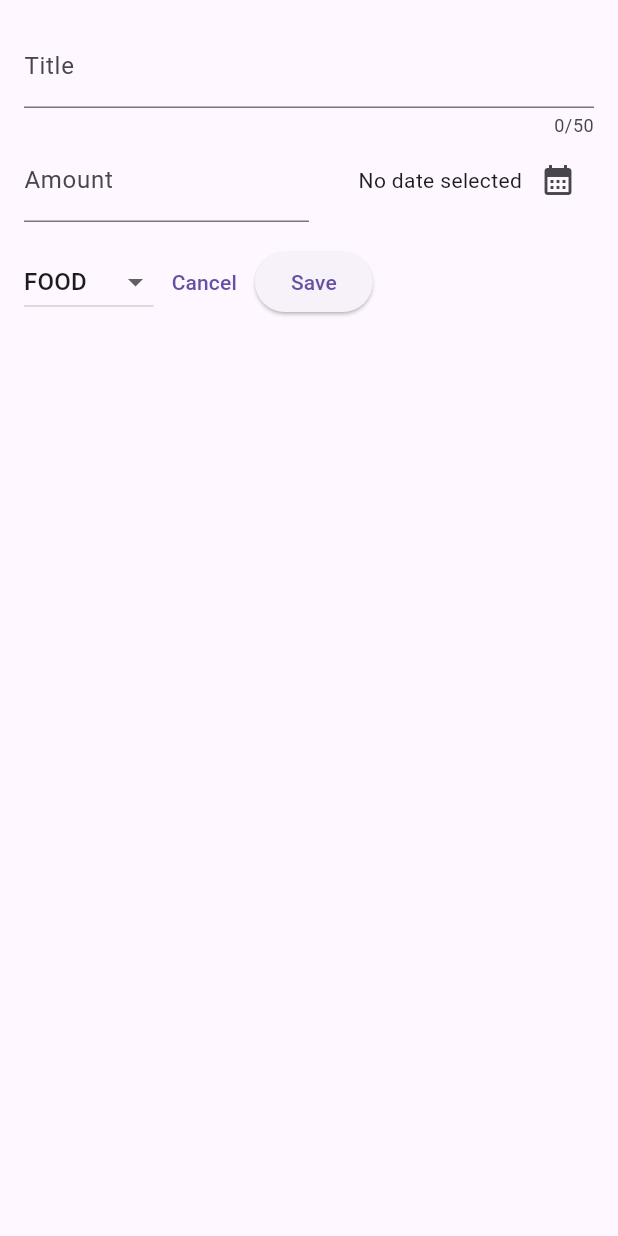
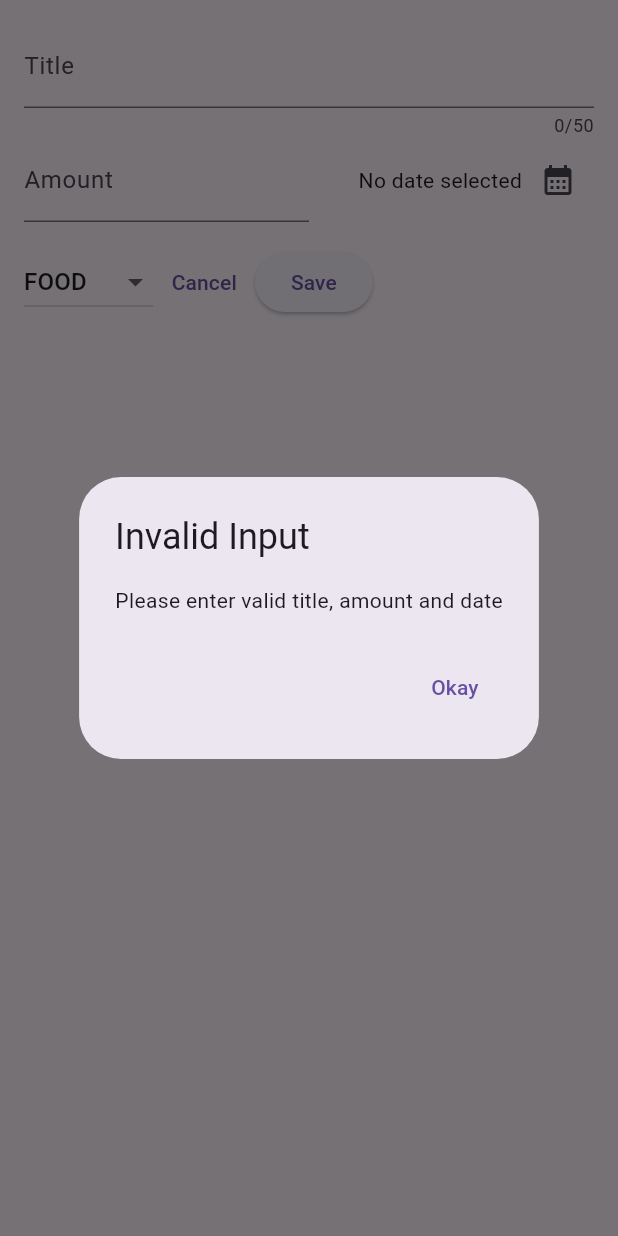
Before and after one commit to abhijithanandan/Flutter-Maximilian, a Flutter app: the NewExpense widget shown alone on an empty page, opened directly, after a tap on "Save", on a phone screen of 412 x 824 dp. Run offline on Flutter 3.47's test engine with Material 3 defaults, Android fonts, the phone set to English and light mode, and no system bars; our stand-ins replace google_fonts.

Commit message:
Added the error dialog for wrong form inputs of new expense

```diff
--- a/expense_tracker/lib/widgets/new_expense.dart
+++ b/expense_tracker/lib/widgets/new_expense.dart
@@ -30,7 +30,21 @@ class _NewExpenseState extends State<NewExpense> {
     if (_titleController.text.trim().isEmpty ||
         amountIsInValid ||
         _selectedDate == null) {
-      return;
+      showDialog(
+        context: context,
+        builder: (cxt) => AlertDialog(
+          title: const Text('Invalid Input'),
+          content: const Text('Please enter valid title, amount and date'),
+          actions: [
+            TextButton(
+              onPressed: () {
+                Navigator.of(context).pop();
+              },
+              child: const Text('Okay'),
+            )
+          ],
+        ),
+      );
     }
   }
 
```
